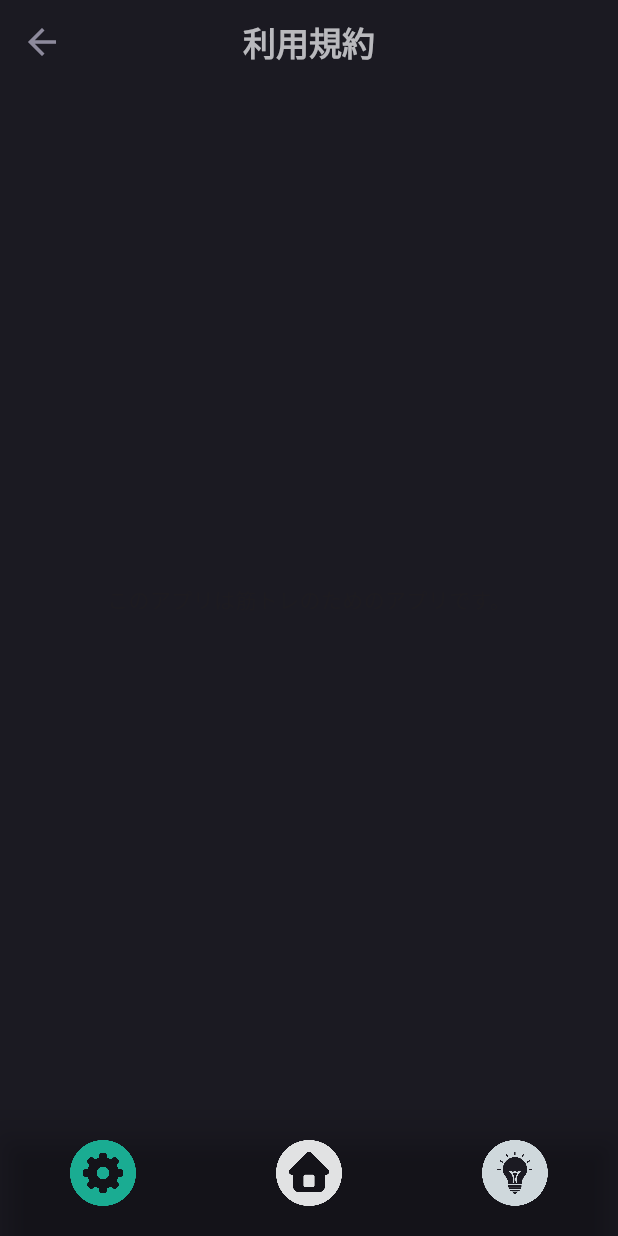
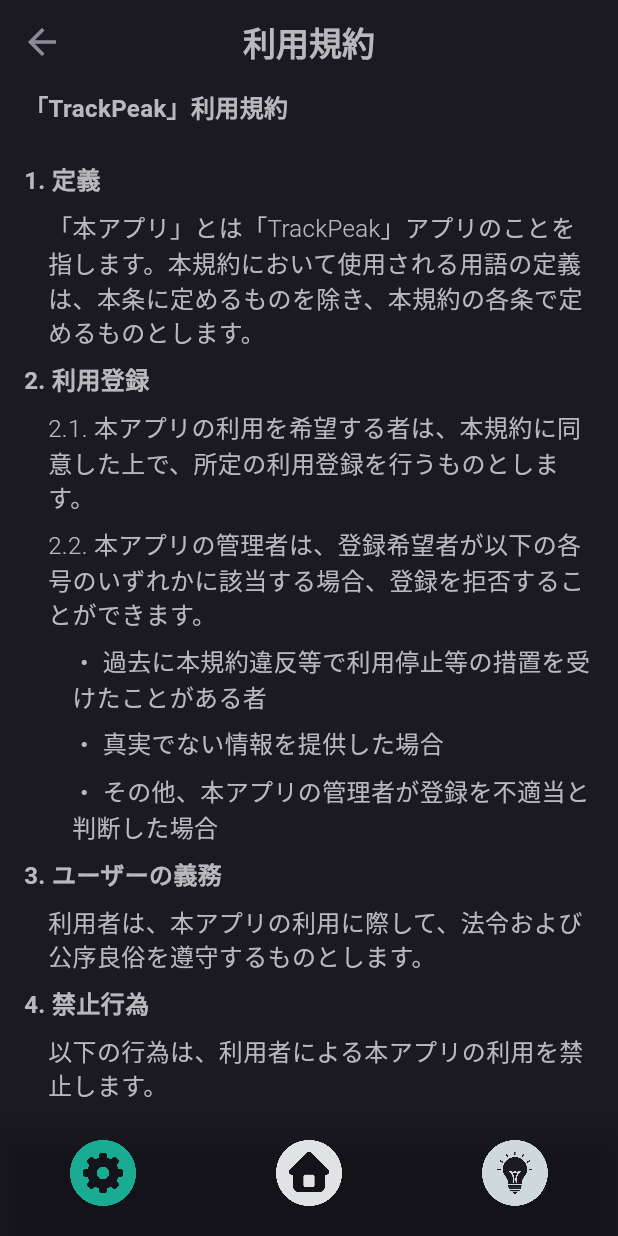
Before and after one commit to kurogoma-flutter/fitness_manager, a Flutter app: the AppLegalPage screen opened by its route, on a phone screen of 412 x 824 dp. Run offline on Flutter 3.47's test engine with Material 2 defaults, Android fonts, the phone set to English and light mode, and no system bars; our stand-ins replace cached_network_image, dio, flutter_dotenv, flutter_hooks, freezed_annotation, go_router and 7 more; missing offline and left inert: encrypt, hashids2, youtube_explode_dart; accounts and stored records are empty; generated files the repository leaves out were written again; network calls fail; Roboto replaces fonts that are missing (LINE_Seed_JP).

Commit message:
利用規約実装 #2 #3

```diff
--- a/lib/features/setting/pages/app_legal_page.dart
+++ b/lib/features/setting/pages/app_legal_page.dart
@@ -32,9 +32,138 @@ class AppLegalPage extends HookConsumerWidget {
         ),
         backgroundColor: ColorTheme.primaryBackGround,
       ),
-      body: const Center(
-        child: Text('このアプリは筋トレのためのアプリです。'),
+      body: const SingleChildScrollView(
+        child: Column(
+          crossAxisAlignment: CrossAxisAlignment.start,
+          children: [
+            PrimaryLegalText(text: '「TrackPeak」利用規約'),
+            SizedBox(height: 16),
+            PrimaryLegalText(text: '1. 定義'),
+            SecondaryLegalText(
+              text:
+                  '「本アプリ」とは「TrackPeak」アプリのことを指します。本規約において使用される用語の定義は、本条に定めるものを除き、本規約の各条で定めるものとします。',
+            ),
+            PrimaryLegalText(text: '2. 利用登録'),
+            SecondaryLegalText(
+              text: '2.1. 本アプリの利用を希望する者は、本規約に同意した上で、所定の利用登録を行うものとします。',
+            ),
+            SecondaryLegalText(
+              text: '2.2. 本アプリの管理者は、登録希望者が以下の各号のいずれかに該当する場合、登録を拒否することができます。',
+            ),
+            TertiaryLegalText(text: '・ 過去に本規約違反等で利用停止等の措置を受けたことがある者'),
+            TertiaryLegalText(text: '・ 真実でない情報を提供した場合'),
+            TertiaryLegalText(text: '・ その他、本アプリの管理者が登録を不適当と判断した場合'),
+            PrimaryLegalText(text: '3. ユーザーの義務'),
+            SecondaryLegalText(text: '利用者は、本アプリの利用に際して、法令および公序良俗を遵守するものとします。'),
+            PrimaryLegalText(text: '4. 禁止行為'),
+            SecondaryLegalText(text: '以下の行為は、利用者による本アプリの利用を禁止します。'),
+            TertiaryLegalText(text: '・ 法令または公序良俗に違反する行為'),
+            TertiaryLegalText(text: '・ 犯罪行為に関連する行為'),
+            TertiaryLegalText(text: '・ 本アプリの運営を妨害するおそれのある行為'),
+            TertiaryLegalText(text: '・ その他、本アプリの管理者が不適切と判断する行為'),
+            PrimaryLegalText(text: '5. 知的財産権'),
+            SecondaryLegalText(
+              text:
+                  '本アプリに関連する知的財産権はすべて本アプリまたは権利者に帰属します。利用者は、本アプリを利用することで、これらの権利を取得するものではありません。',
+            ),
+            PrimaryLegalText(text: '6. 免責事項'),
+            SecondaryLegalText(
+              text: '本アプリの利用に関連して発生した損害に対して、本アプリの管理者は一切の責任を負いません。',
+            ),
+            PrimaryLegalText(text: '7. 規約の変更'),
+            SecondaryLegalText(
+              text:
+                  '本アプリの管理者は、必要に応じて、本規約を変更することができます。変更後の利用規約は、本アプリ内での公表をもって、効力を生じるものとします。',
+            ),
+            PrimaryLegalText(text: '8. 準拠法・裁判管轄'),
+            SecondaryLegalText(
+              text:
+                  '本規約の解釈にあたっては、日本の法律を準拠法とします。本アプリに関する紛争については、千葉地方裁判所を専属的合意管轄とします。',
+            ),
+          ],
+        ),
       ),
     );
   }
 }
+
+class PrimaryLegalText extends StatelessWidget {
+  const PrimaryLegalText({
+    required this.text,
+    super.key,
+  });
+  final String text;
+  @override
+  Widget build(BuildContext context) {
+    return Padding(
+      padding: const EdgeInsets.only(
+        top: 4,
+        bottom: 4,
+        left: 16,
+        right: 16,
+      ),
+      child: Text(
+        text,
+        style: TextStyle(
+          fontSize: 16,
+          color: ColorTheme.primaryText,
+          fontWeight: FontWeight.w600,
+        ),
+      ),
+    );
+  }
+}
+
+class SecondaryLegalText extends StatelessWidget {
+  const SecondaryLegalText({
+    required this.text,
+    super.key,
+  });
+  final String text;
+  @override
+  Widget build(BuildContext context) {
+    return Padding(
+      padding: const EdgeInsets.only(
+        top: 4,
+        bottom: 4,
+        left: 32,
+        right: 16,
+      ),
+      child: Text(
+        text,
+        style: TextStyle(
+          fontSize: 16,
+          color: ColorTheme.primaryText,
+          fontWeight: FontWeight.w300,
+        ),
+      ),
+    );
+  }
+}
+
+class TertiaryLegalText extends StatelessWidget {
+  const TertiaryLegalText({
+    required this.text,
+    super.key,
+  });
+  final String text;
+  @override
+  Widget build(BuildContext context) {
+    return Padding(
+      padding: const EdgeInsets.only(
+        top: 4,
+        bottom: 4,
+        left: 48,
+        right: 16,
+      ),
+      child: Text(
+        text,
+        style: TextStyle(
+          fontSize: 16,
+          color: ColorTheme.primaryText,
+          fontWeight: FontWeight.w300,
+        ),
+      ),
+    );
+  }
+}
```
